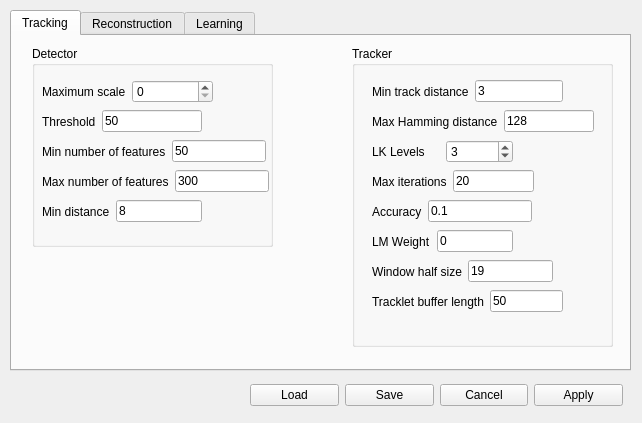
jonabalzer/r4r, file clam/preferences.ui: the form before one commit.
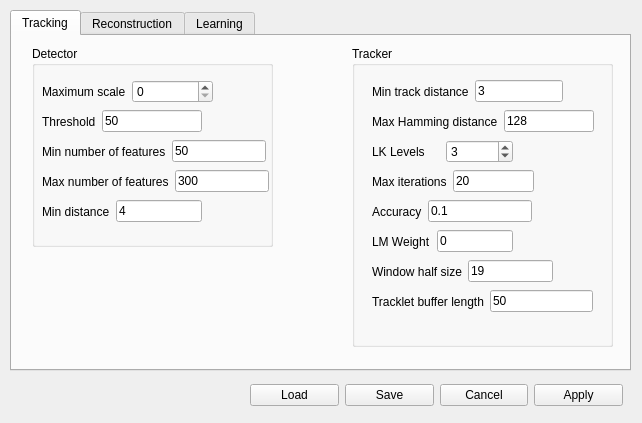
The form after the commit. The open tabs and pages were chosen to show the change.

```diff
--- a/clam/preferences.ui
+++ b/clam/preferences.ui
@@ -231,7 +231,7 @@
        <rect>
         <x>20</x>
         <y>240</y>
-        <width>191</width>
+        <width>221</width>
         <height>31</height>
        </rect>
       </property>
@@ -363,7 +363,7 @@
        <item>
         <widget class="QLineEdit" name="minInitDistEdit">
          <property name="text">
-          <string>8</string>
+          <string>4</string>
          </property>
         </widget>
        </item>
```
Left out of the diff: 2 changed lines with no effect on the pictures.
